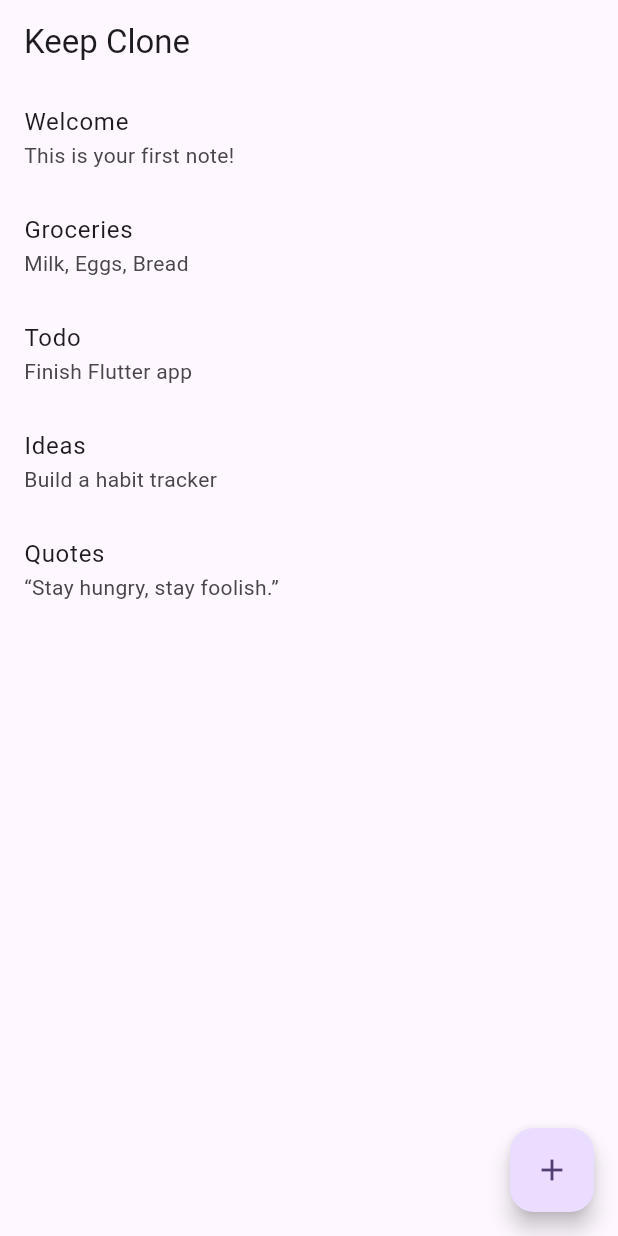
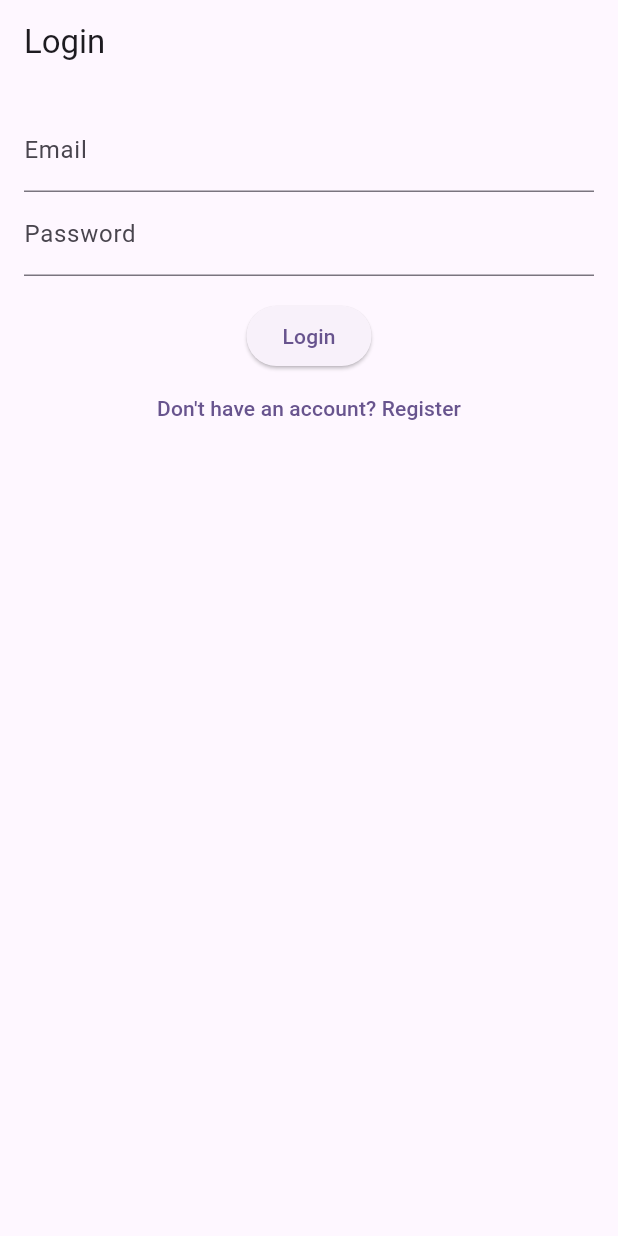
Before and after one commit to mmsoftware100/note-taking-app-flutter, a Flutter app: the screen it shows after launch, on a phone screen of 412 x 824 dp. Run offline on Flutter 3.47's test engine with Material 3 defaults, Android fonts, the phone set to English and light mode, and no system bars; accounts and stored records are empty.

Commit message:
basic screen flow is added

```diff
--- a/lib/main.dart
+++ b/lib/main.dart
@@ -1,13 +1,18 @@
 import 'package:flutter/material.dart';
 import 'package:note/presentation/pages/note_home_page.dart';
+import 'package:note/presentation/pages/users/user_login_page.dart';
+import 'package:note/presentation/providers/auth_provider.dart';
 import 'package:note/presentation/providers/note_provider.dart';
 import 'package:provider/provider.dart';
 
 void main() {
   // runApp(const MyApp());
   runApp(
-    ChangeNotifierProvider(
-      create: (_) => NoteProvider(),
+    MultiProvider(
+      providers: [
+        ChangeNotifierProvider(create: (_) => AuthProvider()),
+        ChangeNotifierProvider(create: (_) => NoteProvider()),
+      ],
       child: const MyApp(),
     ),
   );
@@ -27,7 +32,8 @@ class MyApp extends StatelessWidget {
         colorScheme: ColorScheme.fromSeed(seedColor: Colors.deepPurple),
       ),
       // home: const MyHomePage(title: 'Flutter Demo Home Page'),
-      home : const NoteHomePage()
+      //   home : const NoteHomePage()
+        home : const UserLoginPage()
     );
   }
 }
--- /dev/null
+++ b/lib/presentation/pages/users/user_login_page.dart
@@ -0,0 +1,63 @@
+import 'package:flutter/material.dart';
+import 'package:note/presentation/pages/users/user_register_page.dart';
+import 'package:provider/provider.dart';
+
+import '../../providers/auth_provider.dart';
+import '../note_home_page.dart';
+
+class UserLoginPage extends StatefulWidget {
+  const UserLoginPage({super.key});
+
+  @override
+  State<UserLoginPage> createState() => _UserLoginPageState();
+}
+
+class _UserLoginPageState extends State<UserLoginPage> {
+  final _emailController = TextEditingController();
+  final _passwordController = TextEditingController();
+  String _error = '';
+
+  void _login() {
+    final success = context.read<AuthProvider>().login(
+      _emailController.text.trim(),
+      _passwordController.text.trim(),
+    );
+
+    if (success) {
+      Navigator.pushReplacement(
+        context,
+        MaterialPageRoute(builder: (_) => const NoteHomePage()),
+      );
+    } else {
+      setState(() {
+        _error = 'Invalid credentials';
+      });
+    }
+  }
+
+  @override
+  Widget build(BuildContext context) {
+    return Scaffold(
+      appBar: AppBar(title: const Text('Login')),
+      body: Padding(
+        padding: const EdgeInsets.all(16.0),
+        child: Column(
+          children: [
+            TextField(controller: _emailController, decoration: const InputDecoration(labelText: 'Email')),
+            TextField(controller: _passwordController, decoration: const InputDecoration(labelText: 'Password'), obscureText: true),
+            const SizedBox(height: 16),
+            ElevatedButton(onPressed: _login, child: const Text('Login')),
+            TextButton(
+              onPressed: () {
+                Navigator.push(context, MaterialPageRoute(builder: (_) => const UserRegisterPage()));
+              },
+              child: const Text('Don\'t have an account? Register'),
+            ),
+            if (_error.isNotEmpty)
+              Text(_error, style: const TextStyle(color: Colors.red)),
+          ],
+        ),
+      ),
+    );
+  }
+}
```
Also changed, not shown: lib/presentation/pages/note_home_page.dart (+19 -1 lines), lib/presentation/pages/users/user_register_page.dart (added, +56 -0 lines).
